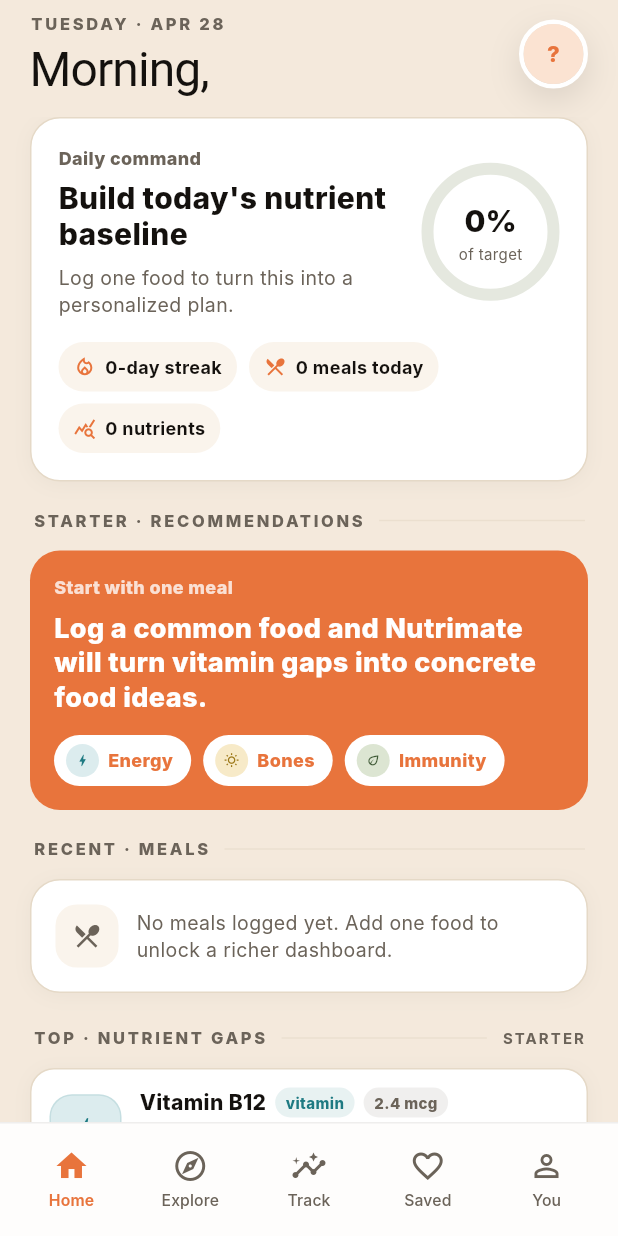
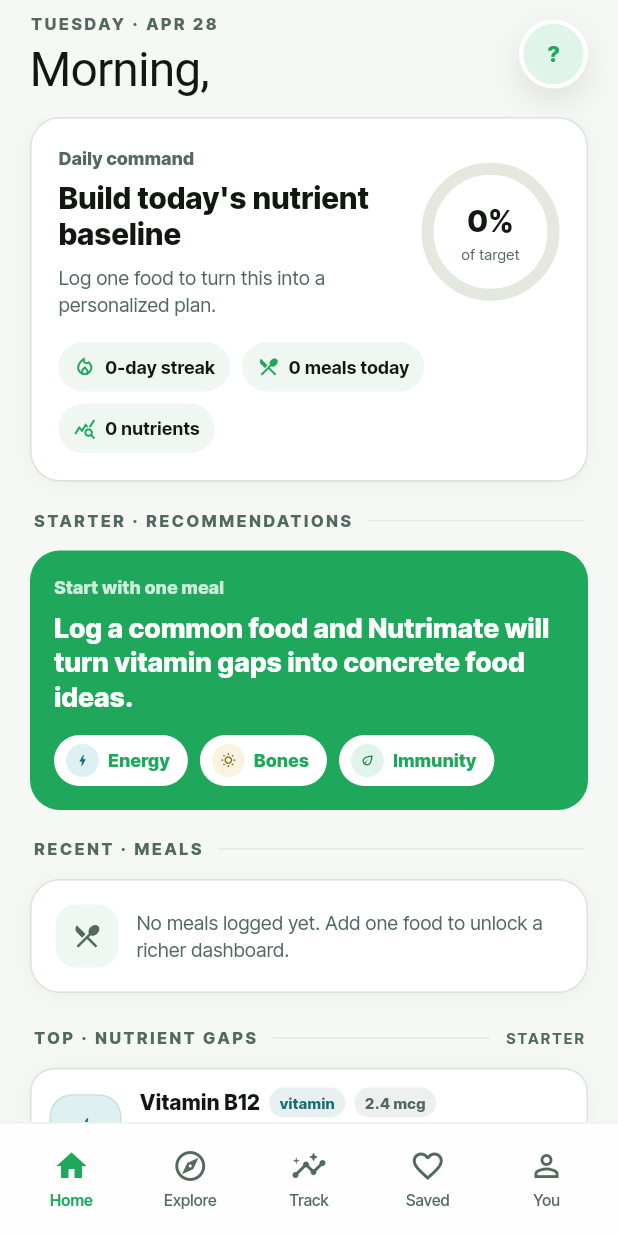
Before and after one commit to momodeveluk2024/nutrivita-flutter, a Flutter app: the screen it shows after launch, after a tap on "Skip", on a phone screen of 412 x 824 dp. Run offline on Flutter 3.47's test engine with Material 3 defaults, Android fonts, the phone set to English and light mode, and no system bars; our stand-ins replace device_preview, dio, flutter_secure_storage, go_router, google_fonts, image_picker and 1 more; accounts and stored records are empty; network calls fail; Roboto replaces fonts that are missing (Inter).

Commit message:
Adopt Nutrimate Design System v3 — clean white + healthy green
The v2 warm-peach/amber direction is replaced (per user feedback "not
that orange") with the v3 spec from the new design system tarball:
"Clean white + healthy green. No warm/orange tones."

theme.dart token swap:
- bg #F4E9DC peach → #F5F8F5 barely-green white
- bgAlt, surfaceMuted, surfaceInk, border, borderStrong all retuned
  to the v3 green-tinted neutrals
- accent #E8743C amber → #1FA85C healthy green
- accentSoft #FBE3D2 → #E0F5EA
- accentDeep #C25A24 → #147A3E
- text #14110E → #101810 (near-black with green undertone)
- textMuted, textSoft retuned per the new spec
- sage tightened to #4E7A59 / #DDE9E1
- removed accentInk (not in v3 spec)
- semantic warn/err updated to spec, added warnSoft + errSoft
- vitamin pill colors rewritten per v3 nutrient hue table
  (C green, D warm yellow, B12 teal, Fe rust, Mg teal-green,
   Ca lavender, Protein rust, Fiber green, Carbs olive, Fat tan)

Typography:
- ThemeData now wraps textTheme with GoogleFonts.interTightTextTheme()
  so Inter Tight actually loads on Material widgets (was silently
  falling back to platform default with fontFamily: 'Inter')

Home greeting:
- Italic name now uses NV.accent (per kit: "Morning, *Alex*" with
  Alex in italic Instrument Serif AND green)

Net: every NV.accent reference flips green again, but with v3's
brighter healthy green; the warm-peach background everywhere becomes
a clean barely-green white; Inter Tight loads everywhere.

```diff
--- a/lib/screens/home.dart
+++ b/lib/screens/home.dart
@@ -83,7 +83,7 @@
                                 fontSize: 32,
                                 letterSpacing: -0.6,
                                 height: 1.05,
-                                color: c.text,
+                                color: NV.accent,
                               ),
                             ),
                           ],
--- a/lib/theme.dart
+++ b/lib/theme.dart
@@ -1,40 +1,42 @@
 import 'package:flutter/material.dart';
+import 'package:google_fonts/google_fonts.dart';
 
 class NV {
-  // Brand — warm amber/orange (per Nutrimate Design System v2)
-  static const accent = Color(0xFFE8743C);
-  static const accentSoft = Color(0xFFFBE3D2);
-  static const accentDeep = Color(0xFFC25A24);
-  static const accentInk = Color(0xFF4A2412);
+  // Brand — healthy green (Nutrimate Design System v3: clean white + green)
+  static const accent = Color(0xFF1FA85C);
+  static const accentSoft = Color(0xFFE0F5EA);
+  static const accentDeep = Color(0xFF147A3E);
 
-  // Sage — secondary accent (the old brand green)
-  static const sage = Color(0xFF5C7A56);
-  static const sageSoft = Color(0xFFDCE5D2);
+  // Sage — secondary muted green
+  static const sage = Color(0xFF4E7A59);
+  static const sageSoft = Color(0xFFDDE9E1);
 
-  // Surfaces — warm peach palette
-  static const bg = Color(0xFFF4E9DC);
-  static const bgAlt = Color(0xFFEFE2D1);
-  static const bgDark = Color(0xFF14110E);
+  // Surfaces — barely-green white
+  static const bg = Color(0xFFF5F8F5);
+  static const bgAlt = Color(0xFFECF0EB);
+  static const bgDark = Color(0xFF0C1410);
   static const surface = Color(0xFFFFFFFF);
-  static const surfaceDark = Color(0xFF221D17);
-  static const surfaceMuted = Color(0xFFFAF4EC);
-  static const surfaceMutedDark = Color(0xFF2A241D);
-  static const surfaceInk = Color(0xFF14110E);
-  static const border = Color(0xFFE5D9C7);
-  static const borderDark = Color(0xFF34291F);
-  static const borderStrong = Color(0xFFD4C4AC);
+  static const surfaceDark = Color(0xFF172219);
+  static const surfaceMuted = Color(0xFFF0F6F2);
+  static const surfaceMutedDark = Color(0xFF1D2C20);
+  static const surfaceInk = Color(0xFF101810);
+  static const border = Color(0xFFD8E4DC);
+  static const borderDark = Color(0xFF243328);
+  static const borderStrong = Color(0xFFB8CCB8);
 
-  // Text — warm near-black
-  static const text = Color(0xFF14110E);
-  static const textDark = Color(0xFFFAF4EC);
-  static const textMuted = Color(0xFF6B6359);
-  static const textMutedDark = Color(0xFFB8AC9B);
-  static const textSoft = Color(0xFF9C9285);
+  // Text — near-black with green undertone
+  static const text = Color(0xFF101810);
+  static const textDark = Color(0xFFEEF6F1);
+  static const textMuted = Color(0xFF526A5C);
+  static const textMutedDark = Color(0xFF7DA88E);
+  static const textSoft = Color(0xFF8AA698);
 
   // Semantic
-  static const warn = Color(0xFFC57420);
-  static const err = Color(0xFFB23A3A);
-  static const ok = Color(0xFF5C7A56);
+  static const warn = Color(0xFFB07A18);
+  static const warnSoft = Color(0xFFFBF3E0);
+  static const err = Color(0xFFC0383A);
+  static const errSoft = Color(0xFFFCEDED);
+  static const ok = Color(0xFF1FA85C);
 }
 
 class VitaminHue {
@@ -44,33 +46,33 @@
 }
 
 const Map<String, VitaminHue> vitaminColors = {
-  'A': VitaminHue(Color(0xFFB85820), Color(0xFFFBE3D2)),
+  'A': VitaminHue(Color(0xFF8A6010), Color(0xFFFBF3E0)),
   'B1': VitaminHue(Color(0xFFC68B1C), Color(0xFFF5E8C8)),
   'B2': VitaminHue(Color(0xFFB6A322), Color(0xFFF2EFCB)),
   'B3': VitaminHue(Color(0xFFC06B2F), Color(0xFFF5E1D3)),
   'B5': VitaminHue(Color(0xFF26827D), Color(0xFFDDEDEB)),
-  'C': VitaminHue(Color(0xFF3F5A36), Color(0xFFDCE5D2)),
-  'D': VitaminHue(Color(0xFF9C7818), Color(0xFFF7EAC8)),
+  'C': VitaminHue(Color(0xFF147A3E), Color(0xFFE0F5EA)),
+  'D': VitaminHue(Color(0xFF8A6010), Color(0xFFFBF3E0)),
   'E': VitaminHue(Color(0xFF5A4592), Color(0xFFEBE6F6)),
   'K': VitaminHue(Color(0xFF3A6B88), Color(0xFFDDE7EE)),
   'B6': VitaminHue(Color(0xFFB23A5C), Color(0xFFF4E0E6)),
   'B7': VitaminHue(Color(0xFF9B4A8B), Color(0xFFF1E1EE)),
-  'B12': VitaminHue(Color(0xFF1E7A82), Color(0xFFDCECEE)),
+  'B12': VitaminHue(Color(0xFF1A6C74), Color(0xFFDDF0F2)),
   'B9': VitaminHue(Color(0xFF6B8E3A), Color(0xFFE9EFDA)),
-  'Fe': VitaminHue(Color(0xFF8A4030), Color(0xFFF1DAD0)),
+  'Fe': VitaminHue(Color(0xFF7A3530), Color(0xFFF0E0DC)),
   'Zn': VitaminHue(Color(0xFF3F4F62), Color(0xFFE1E5EC)),
-  'Mg': VitaminHue(Color(0xFF1F6E66), Color(0xFFD6E8E2)),
-  'Ca': VitaminHue(Color(0xFF7A5CA0), Color(0xFFE8E0EE)),
+  'Mg': VitaminHue(Color(0xFF1A6E68), Color(0xFFDDF0ED)),
+  'Ca': VitaminHue(Color(0xFF6B4A8A), Color(0xFFEDE0F5)),
   'Kp': VitaminHue(Color(0xFFC0782E), Color(0xFFF5E4D0)),
   'Na': VitaminHue(Color(0xFF687684), Color(0xFFE4E8EC)),
   'P': VitaminHue(Color(0xFF2E7E95), Color(0xFFDCECF0)),
   'Se': VitaminHue(Color(0xFFAA7B24), Color(0xFFF0E5CD)),
   'Mn': VitaminHue(Color(0xFF954C72), Color(0xFFF0DFE8)),
   'S': VitaminHue(Color(0xFF77723B), Color(0xFFECEAD7)),
-  'Protein': VitaminHue(Color(0xFF7A3F34), Color(0xFFF0DDD9)),
-  'Fiber': VitaminHue(Color(0xFF3F5A36), Color(0xFFDCE5D2)),
-  'Carbs': VitaminHue(Color(0xFF8A6E2C), Color(0xFFF1E4C5)),
-  'Fat': VitaminHue(Color(0xFF8A5C36), Color(0xFFEFDFD0)),
+  'Protein': VitaminHue(Color(0xFF7A3830), Color(0xFFF0DED8)),
+  'Fiber': VitaminHue(Color(0xFF3A6030), Color(0xFFDDE8D8)),
+  'Carbs': VitaminHue(Color(0xFF6A5C20), Color(0xFFEDE8D0)),
+  'Fat': VitaminHue(Color(0xFF7A5830), Color(0xFFEDE0D0)),
 };
 
 const Map<String, String> nutrientShortLabels = {
@@ -83,6 +85,7 @@
 
 class NVTheme {
   static ThemeData light() {
+    final base = _textTheme(NV.text, NV.textMuted);
     return ThemeData(
       useMaterial3: true,
       brightness: Brightness.light,
@@ -92,12 +95,12 @@
         primary: NV.accent,
         surface: NV.surface,
       ),
-      fontFamily: 'Inter',
-      textTheme: _textTheme(NV.text, NV.textMuted),
+      textTheme: GoogleFonts.interTightTextTheme(base),
     );
   }
 
   static ThemeData dark() {
+    final base = _textTheme(NV.textDark, NV.textMutedDark);
     return ThemeData(
       useMaterial3: true,
       brightness: Brightness.dark,
@@ -108,8 +111,7 @@
         primary: NV.accent,
         surface: NV.surfaceDark,
       ),
-      fontFamily: 'Inter',
-      textTheme: _textTheme(NV.textDark, NV.textMutedDark),
+      textTheme: GoogleFonts.interTightTextTheme(base),
     );
   }
 
```
